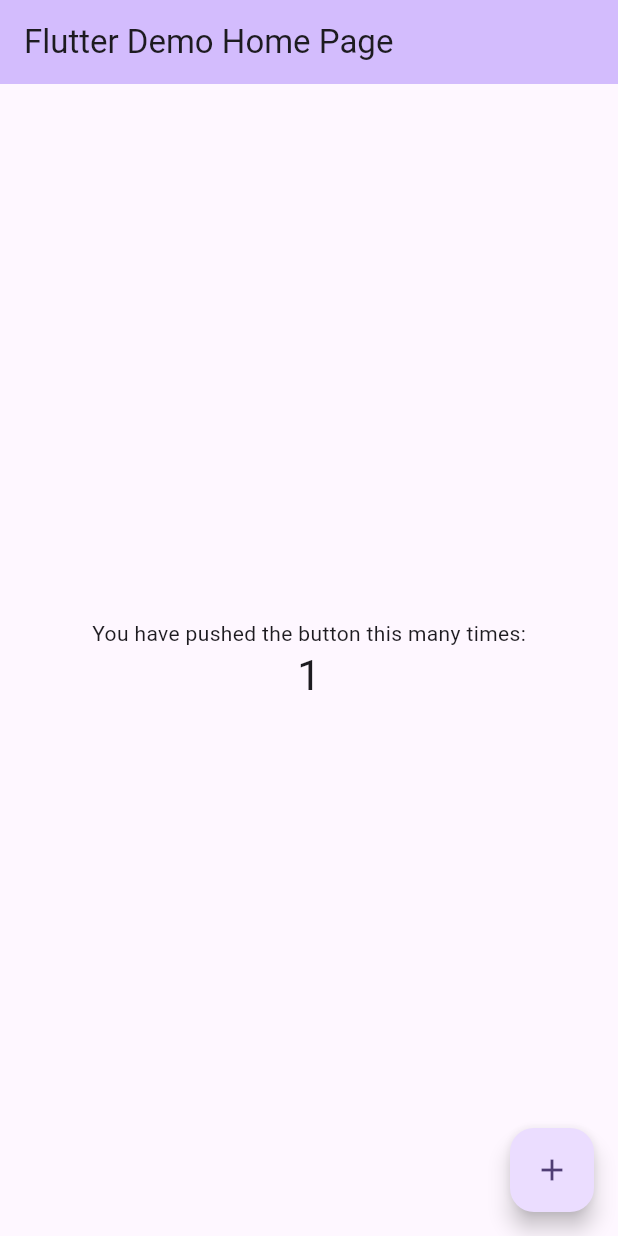
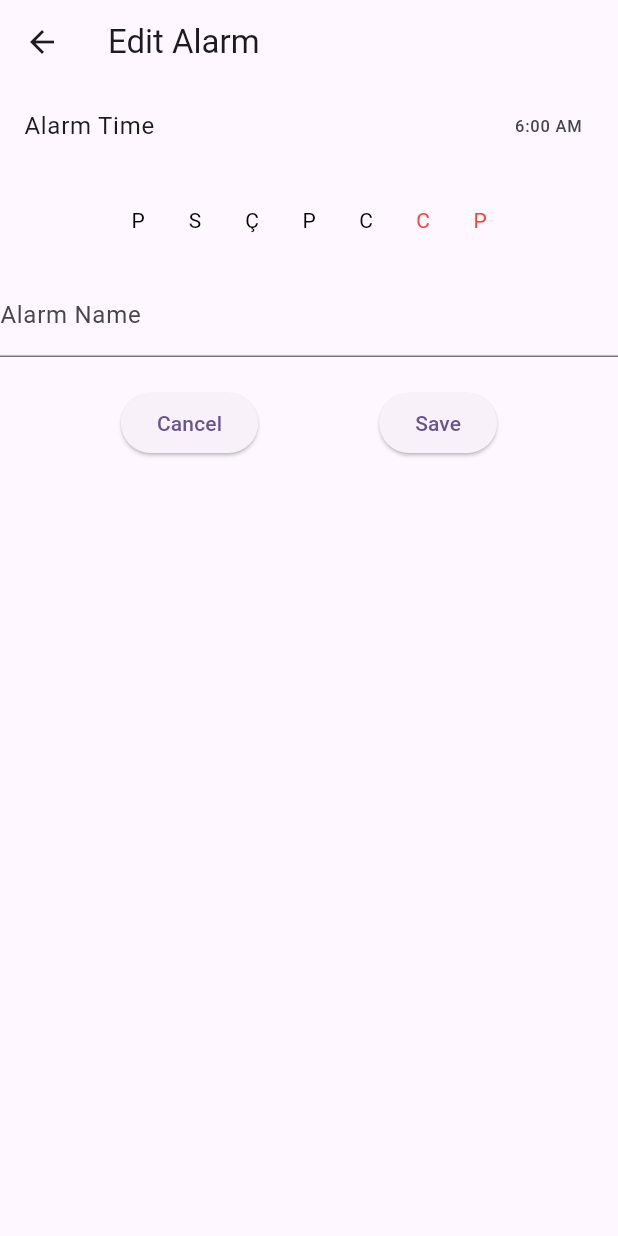
Before and after one commit to seqhilla/WakeTogether, a Flutter app: the screen it shows after launch, after a tap on the "add" icon, on a phone screen of 412 x 824 dp. Run offline on Flutter 3.47's test engine with Material 3 defaults, Android fonts, the light colour scheme and no system bars.

Commit message:
Added not functional edit page and app cards.

```diff
--- /dev/null
+++ b/lib/data/AlarmItem.dart
@@ -0,0 +1,13 @@
+class AlarmItem {
+  String alarmName;
+  String alarmTime;
+  List<bool> daysActive;
+  bool isActive;
+
+  AlarmItem({
+    required this.alarmName,
+    required this.alarmTime,
+    required this.daysActive,
+    required this.isActive,
+  });
+}
--- a/lib/main.dart
+++ b/lib/main.dart
@@ -1,4 +1,6 @@
 import 'package:flutter/material.dart';
+import 'package:waketogether/data/AlarmItem.dart';
+import 'package:waketogether/screens/edit_alarm_screen.dart';
 
 void main() {
   runApp(const MyApp());
@@ -11,42 +13,18 @@
   @override
   Widget build(BuildContext context) {
     return MaterialApp(
-      title: 'Flutter Demo',
+      title: 'WakeTogether',
       theme: ThemeData(
-        // This is the theme of your application.
-        //
-        // TRY THIS: Try running your application with "flutter run". You'll see
-        // the application has a purple toolbar. Then, without quitting the app,
-        // try changing the seedColor in the colorScheme below to Colors.green
-        // and then invoke "hot reload" (save your changes or press the "hot
-        // reload" button in a Flutter-supported IDE, or press "r" if you used
-        // the command line to start the app).
-        //
-        // Notice that the counter didn't reset back to zero; the application
-        // state is not lost during the reload. To reset the state, use hot
-        // restart instead.
-        //
-        // This works for code too, not just values: Most code changes can be
-        // tested with just a hot reload.
         colorScheme: ColorScheme.fromSeed(seedColor: Colors.deepPurple),
         useMaterial3: true,
       ),
-      home: const MyHomePage(title: 'Flutter Demo Home Page'),
+      home: const MyHomePage(title: 'WakeTogether'),
     );
   }
 }
 
 class MyHomePage extends StatefulWidget {
   const MyHomePage({super.key, required this.title});
-
-  // This widget is the home page of your application. It is stateful, meaning
-  // that it has a State object (defined below) that contains fields that affect
-  // how it looks.
-
-  // This class is the configuration for the state. It holds the values (in this
-  // case the title) provided by the parent (in this case the App widget) and
-  // used by the build method of the State. Fields in a Widget subclass are
-  // always marked "final".
 
   final String title;
 
@@ -55,71 +33,131 @@
 }
 
 class _MyHomePageState extends State<MyHomePage> {
-  int _counter = 0;
 
-  void _incrementCounter() {
+  List<AlarmItem> alarms = [
+    AlarmItem(alarmName: 'Alarm 0', alarmTime: '12:00', daysActive: [true, false, true, false, true, false, true], isActive: true),
+    // Add more alarms as needed
+  ];
+
+  void _toggleActive(int index, bool newValue) {
     setState(() {
-      // This call to setState tells the Flutter framework that something has
-      // changed in this State, which causes it to rerun the build method below
-      // so that the display can reflect the updated values. If we changed
-      // _counter without calling setState(), then the build method would not be
-      // called again, and so nothing would appear to happen.
-      _counter++;
+      alarms[index].isActive = newValue;
     });
   }
 
   @override
   Widget build(BuildContext context) {
-    // This method is rerun every time setState is called, for instance as done
-    // by the _incrementCounter method above.
-    //
-    // The Flutter framework has been optimized to make rerunning build methods
-    // fast, so that you can just rebuild anything that needs updating rather
-    // than having to individually change instances of widgets.
     return Scaffold(
       appBar: AppBar(
-        // TRY THIS: Try changing the color here to a specific color (to
-        // Colors.amber, perhaps?) and trigger a hot reload to see the AppBar
-        // change color while the other colors stay the same.
-        backgroundColor: Theme.of(context).colorScheme.inversePrimary,
-        // Here we take the value from the MyHomePage object that was created by
-        // the App.build method, and use it to set our appbar title.
         title: Text(widget.title),
+        actions: <Widget>[
+          IconButton(
+            icon: Icon(Icons.add),
+            onPressed: () async {
+              final result = await Navigator.push(
+                context,
+                MaterialPageRoute(
+                  builder: (context) => EditAlarmScreen(
+                    initialAlarmName: '',
+                    initialAlarmTime: TimeOfDay(hour: 6, minute: 0),
+                    initialDaysActive: List<bool>.filled(7, false),
+                  ),
+                ),
+              );
+              if (result != null) {
+                setState(() {
+                  // Assuming result is a Map with 'alarmName', 'alarmTime', and 'daysActive'
+                  // Update your list based on your app's logic
+                  // Add more logic here if you need to store alarm details
+                });
+              }
+            },
+          ),
+        ],
       ),
-      body: Center(
-        // Center is a layout widget. It takes a single child and positions it
-        // in the middle of the parent.
-        child: Column(
-          // Column is also a layout widget. It takes a list of children and
-          // arranges them vertically. By default, it sizes itself to fit its
-          // children horizontally, and tries to be as tall as its parent.
-          //
-          // Column has various properties to control how it sizes itself and
-          // how it positions its children. Here we use mainAxisAlignment to
-          // center the children vertically; the main axis here is the vertical
-          // axis because Columns are vertical (the cross axis would be
-          // horizontal).
-          //
-          // TRY THIS: Invoke "debug painting" (choose the "Toggle Debug Paint"
-          // action in the IDE, or press "p" in the console), to see the
-          // wireframe for each widget.
-          mainAxisAlignment: MainAxisAlignment.center,
-          children: <Widget>[
-            const Text(
-              'You have pushed the button this many times:',
+      body: ListView.builder(
+        itemCount: alarms.length, // Updated to use the length of the alarms list
+        itemBuilder: (context, index) {
+          final alarm = alarms[index];
+          return alarmListItem(
+            alarmName: alarm.alarmName,
+            alarmTime: alarm.alarmTime,
+            daysActive: alarm.daysActive,
+            isActive: alarm.isActive,
+            onToggle: (newValue) => _toggleActive(index, newValue),
+            context: context,
+          );
+        },
+      ),
+    );
+  }
+
+  Widget alarmListItem({
+    required String alarmName,
+    required String alarmTime,
+    required List<bool> daysActive,
+    required bool isActive,
+    required Function(bool) onToggle,
+    required BuildContext context, // Ensure BuildContext is passed as a parameter
+  }) {
+    return GestureDetector(
+      onTap: () {
+        Navigator.push(
+          context,
+          MaterialPageRoute(
+            builder: (context) => EditAlarmScreen(
+              initialAlarmName: alarmName,
+              initialAlarmTime: TimeOfDay.now(), // Adjust based on your needs
+              initialDaysActive: daysActive,
             ),
-            Text(
-              '$_counter',
-              style: Theme.of(context).textTheme.headlineMedium,
+          ),
+        );
+      },
+      child: Container(
+        padding: const EdgeInsets.all(16),
+        decoration: BoxDecoration(
+          color: isActive ? Colors.white : Colors.grey[300],
+          borderRadius: BorderRadius.circular(8),
+        ),
+        child: Row(
+          children: [
+            Column(
+              crossAxisAlignment: CrossAxisAlignment.start,
+              children: [
+                Text(alarmName, style: TextStyle(fontSize: 14)),
+                Text(alarmTime, style: TextStyle(fontSize: 42)),
+              ],
+            ),
+            const Spacer(),
+            Row(
+              children: List.generate(7, (index) {
+                return Column(
+                  children: [
+                    Padding(
+                      padding: const EdgeInsets.symmetric(horizontal: 2),
+                      child: Container(
+                        width: 10,
+                        height: 10,
+                        decoration: BoxDecoration(
+                          color: daysActive[index] ? Colors.green : Colors.grey,
+                          shape: BoxShape.circle,
+                        ),
+                      ),
+                    ),
+                    Text(['P', 'S', 'Ç', 'P', 'C', 'C', 'P'][index], style: TextStyle(fontSize: 10)), // Day initials
+                  ],
+                );
+              }),
+            ),
+            const SizedBox(width: 16),
+            Switch(
+              value: isActive,
+              onChanged: onToggle,
             ),
           ],
         ),
       ),
-      floatingActionButton: FloatingActionButton(
-        onPressed: _incrementCounter,
-        tooltip: 'Increment',
-        child: const Icon(Icons.add),
-      ), // This trailing comma makes auto-formatting nicer for build methods.
     );
   }
+
 }
--- /dev/null
+++ b/lib/screens/edit_alarm_screen.dart
@@ -0,0 +1,143 @@
+import 'package:flutter/material.dart';
+
+class EditAlarmScreen extends StatefulWidget {
+  final String initialAlarmName;
+  final TimeOfDay initialAlarmTime;
+  final List<bool> initialDaysActive;
+
+  const EditAlarmScreen({
+    Key? key,
+    required this.initialAlarmName,
+    required this.initialAlarmTime,
+    required this.initialDaysActive,
+  }) : super(key: key);
+
+  @override
+  _EditAlarmScreenState createState() => _EditAlarmScreenState();
+}
+
+class _EditAlarmScreenState extends State<EditAlarmScreen> {
+  late TextEditingController _alarmNameController;
+  late TimeOfDay _selectedTime;
+  late List<bool> _daysActive;
+
+  @override
+  void initState() {
+    super.initState();
+    _alarmNameController = TextEditingController(text: widget.initialAlarmName);
+    _selectedTime = widget.initialAlarmTime;
+    _daysActive = List.from(widget.initialDaysActive);
+  }
+
+  @override
+  void dispose() {
+    _alarmNameController.dispose();
+    super.dispose();
+  }
+
+  void _pickTime() async {
+    final TimeOfDay? picked = await showTimePicker(
+      context: context,
+      initialTime: _selectedTime,
+      builder: (BuildContext context, Widget? child) {
+        return MediaQuery(
+          data: MediaQuery.of(context).copyWith(alwaysUse24HourFormat: true),
+          child: child!,
+        );
+      },
+    );
+    if (picked != null && picked != _selectedTime) {
+      setState(() {
+        _selectedTime = picked;
+      });
+    }
+  }
+
+  @override
+  Widget build(BuildContext context) {
+    return Scaffold(
+      appBar: AppBar(
+        title: Text('Edit Alarm'),
+      ),
+      body: SingleChildScrollView(
+        child: Column(
+          children: [
+            ListTile(
+              title: Text('Alarm Time'),
+              trailing: Text('${_selectedTime.format(context)}'),
+              onTap: _pickTime,
+            ),
+            SizedBox(height: 20), // Added space between alarm time and day selection
+            SingleChildScrollView(
+              scrollDirection: Axis.horizontal,
+              child: Row(
+                mainAxisAlignment: MainAxisAlignment.start,
+                children: List<Widget>.generate(7 * 2 - 1, (int index) {
+                  if (index % 2 == 1) {
+                    return SizedBox(width: 8); // Spacer
+                  }
+                  int dayIndex = index ~/ 2;
+                  final bool isActive = _daysActive[dayIndex];
+                  final bool isWeekend = dayIndex == 5 || dayIndex == 6;
+                  final Color borderColor = isActive ? Colors.lightBlue : Colors.transparent;
+                  final Color activeBackgroundColor = isActive ? Colors.lightBlue[100]! : Colors.transparent;
+                  final Color activeTextColor = isActive ? Colors.lightBlue : Colors.black;
+                  final Color inactiveTextColor = isWeekend ? Colors.red : Colors.black;
+
+                  return GestureDetector(
+                    onTap: () {
+                      setState(() {
+                        _daysActive[dayIndex] = !_daysActive[dayIndex];
+                      });
+                    },
+                    child: AnimatedContainer(
+                      duration: Duration(milliseconds: 300),
+                      width: 30,
+                      height: 30,
+                      alignment: Alignment.center,
+                      decoration: BoxDecoration(
+                        color: activeBackgroundColor,
+                        border: Border.all(color: borderColor),
+                        borderRadius: BorderRadius.circular(40),
+                      ),
+                      child: Text(
+                        ['P', 'S', 'Ç', 'P', 'C', 'C', 'P'][dayIndex],
+                        style: TextStyle(color: isActive ? activeTextColor : inactiveTextColor),
+                      ),
+                    ),
+                  );
+                }),
+              ),
+            ),
+            SizedBox(height: 20), // Added space before the TextField
+            TextField(
+              controller: _alarmNameController,
+              decoration: InputDecoration(labelText: 'Alarm Name'),
+            ),
+            SizedBox(height: 20), // Added space before the buttons
+            Row(
+              mainAxisAlignment: MainAxisAlignment.spaceEvenly,
+              children: [
+                ElevatedButton(
+                  onPressed: () => Navigator.pop(context),
+                  child: Text('Cancel'),
+                ),
+                ElevatedButton(
+                  onPressed: () {
+                    Navigator.pop(context, {
+                      'alarmName': _alarmNameController.text,
+                      'alarmTime': _selectedTime,
+                      'daysActive': _daysActive,
+                    });
+                  },
+                  child: Text('Save'),
+                ),
+              ],
+            ),
+            SizedBox(height: 20), // Added space at the bottom for better spacing
+          ],
+        ),
+      ),
+    );
+  }
+}
```
